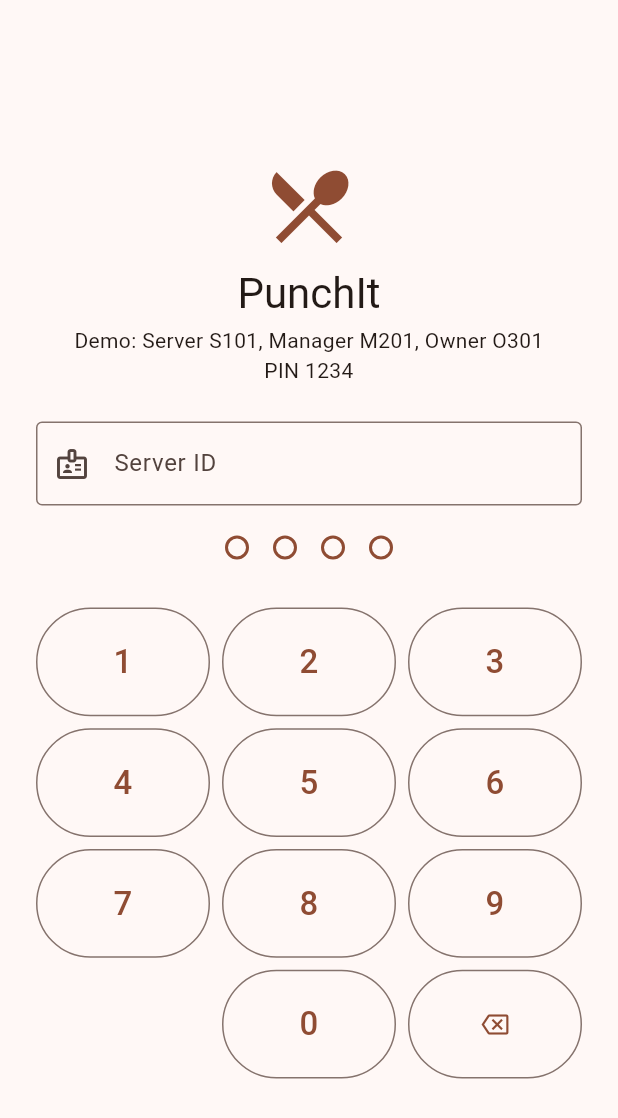
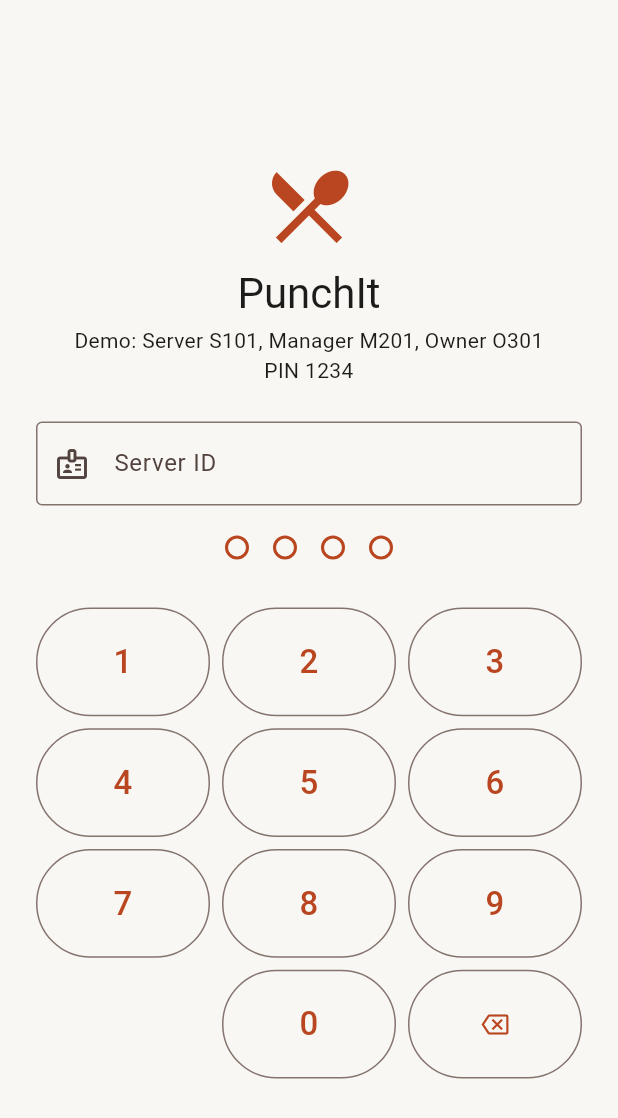
Before and after one commit to zainkhan-bit/punchit, a Flutter app: the screen it shows after launch, on a phone screen of 412 x 824 dp. Shown: the top 1118 px of the screen. Run offline on Flutter 3.47's test engine with Material 3 defaults, Android fonts, the phone set to English and light mode, and no system bars.

Commit message:
Add Theme

```diff
--- a/app/lib/core/app_theme.dart
+++ b/app/lib/core/app_theme.dart
@@ -1,17 +1,46 @@
 import 'package:flutter/material.dart';
 
 class AppColors {
-  static const primary = Color(0xFFE65100); // orange
-  static const free = Color(0xFF2E7D32); // green
-  static const occupied = Color(0xFFC62828); // red
-  static const billed = Color(0xFFF9A825); // yellow
+  AppColors._();
+
+  static const background = Color(0xFFF8F7F3);
+  static const card = Colors.white;
+  static const primary = Color(0xFFB94620);
+  static const darkGreen = Color(0xFF1F3B2B);
+  static const green = Color(0xFF2A7152);
+  static const successBg = Color(0xFFE9F4EA);
+  static const peach = Color(0xFFFFF0E5);
+  static const warningBg = Color(0xFFFFF6DC);
+  static const warningText = Color(0xFF8A6A1F);
+  static const textPrimary = Color(0xFF1C1C1A);
+  static const textSecondary = Color(0xFF8A8A84);
+  static const divider = Color(0xFFE6E4DE);
+
+  static const free = green;
+  static const occupied = primary;
+  static const billed = Color(0xFFC9891A);
 }
 
 class AppTheme {
-  static ThemeData get light => ThemeData(
+  static ThemeData get light {
+    final base = ThemeData(
       useMaterial3: true,
-        colorScheme: ColorScheme.fromSeed(seedColor: AppColors.primary),
-        appBarTheme: const AppBarTheme(centerTitle: false),
+      scaffoldBackgroundColor: AppColors.background,
+      colorScheme: ColorScheme.fromSeed(
+        seedColor: AppColors.primary,
+        primary: AppColors.primary,
+        surface: AppColors.background,
+      ),
+      appBarTheme: const AppBarTheme(
+        centerTitle: false,
+        backgroundColor: AppColors.background,
+        surfaceTintColor: Colors.transparent,
+      ),
+      cardTheme: CardThemeData(
+        color: AppColors.card,
+        elevation: 0,
+        shape: RoundedRectangleBorder(borderRadius: BorderRadius.circular(16)),
+      ),
       elevatedButtonTheme: ElevatedButtonThemeData(
         style: ElevatedButton.styleFrom(
           minimumSize: const Size(64, 52),
@@ -23,9 +52,15 @@ class AppTheme {
         border: OutlineInputBorder(),
       ),
     );
+    return base.copyWith(
+      textTheme: base.textTheme.apply(
+        bodyColor: AppColors.textPrimary,
+        displayColor: AppColors.textPrimary,
+      ),
+    );
+  }
 }
 
-/// Rs 1,450 format
 String rs(double amount) {
   final s = amount.toStringAsFixed(0);
   final buf = StringBuffer();
@@ -36,3 +71,22 @@ String rs(double amount) {
   }
   return 'Rs ${buf.toString()}';
 }
+
+const _weekdays = [
+  'Monday', 'Tuesday', 'Wednesday', 'Thursday', 'Friday', 'Saturday', 'Sunday',
+];
+const _months = [
+  'January', 'February', 'March', 'April', 'May', 'June', 'July',
+  'August', 'September', 'October', 'November', 'December',
+];
+
+String timeLabel(DateTime t) {
+  final hour = t.hour % 12 == 0 ? 12 : t.hour % 12;
+  return '$hour:${t.minute.toString().padLeft(2, '0')} ${t.hour < 12 ? 'AM' : 'PM'}';
+}
+
+String longDateLabel(DateTime d) =>
+    '${_weekdays[d.weekday - 1]}, ${d.day} ${_months[d.month - 1]}';
+
+String shortDateLabel(DateTime d) =>
+    '${d.day} ${_months[d.month - 1].substring(0, 3)} ${d.year}';
```
Lines whose indentation alone changed are shown as unchanged.
